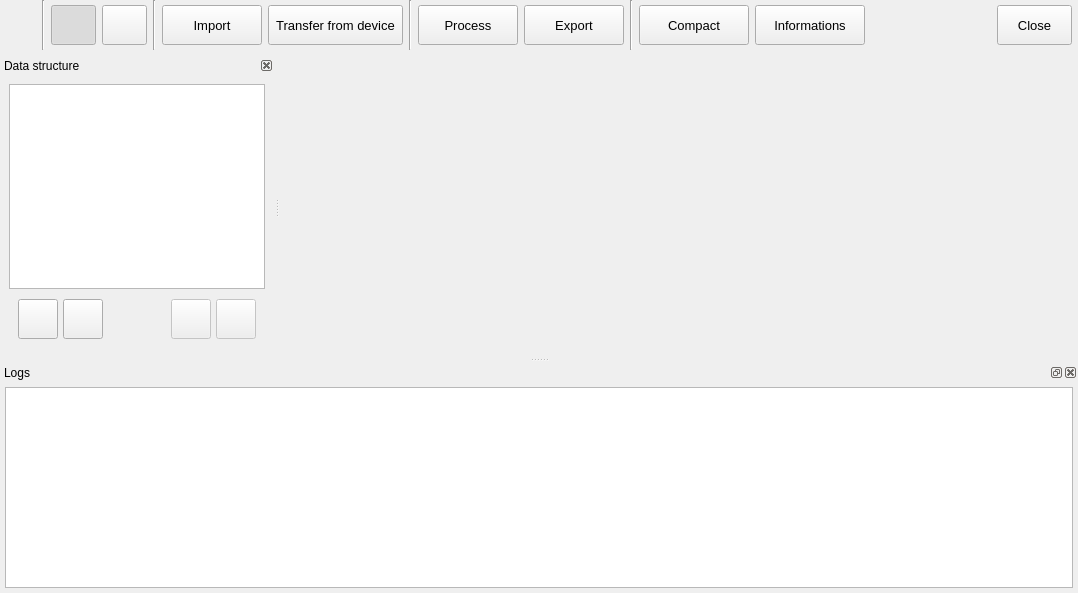
The window that python/resources/ui/MainWindow.ui (introlab/OpenIMU) describes before a commit, drawn with Qt 5.
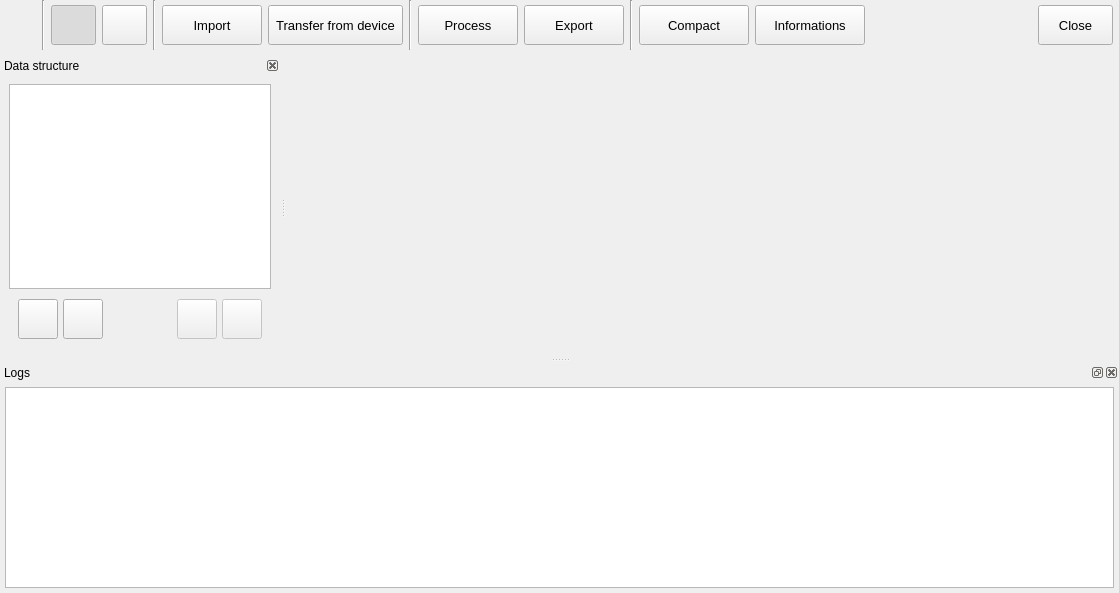
The same window after the commit. Icons and pictures are not drawn. Custom widgets are drawn as their Qt base class.

```diff
--- a/python/resources/ui/MainWindow.ui
+++ b/python/resources/ui/MainWindow.ui
@@ -6,7 +6,7 @@
    <rect>
     <x>0</x>
     <y>0</y>
-    <width>1043</width>
+    <width>1119</width>
     <height>593</height>
    </rect>
   </property>
@@ -26,21 +26,6 @@
    <iconset resource="../core.qrc">
     <normaloff>:/OpenIMU/icons/OpenIMU.png</normaloff>:/OpenIMU/icons/OpenIMU.png</iconset>
   </property>
-  <property name="styleSheet">
-   <string notr="true"/>
-  </property>
-  <property name="documentMode">
-   <bool>false</bool>
-  </property>
-  <property name="dockNestingEnabled">
-   <bool>false</bool>
-  </property>
-  <property name="dockOptions">
-   <set>QMainWindow::AnimatedDocks</set>
-  </property>
-  <property name="unifiedTitleAndToolBarOnMac">
-   <bool>false</bool>
-  </property>
   <widget class="QWidget" name="frmMain">
    <property name="sizePolicy">
     <sizepolicy hsizetype="Preferred" vsizetype="Preferred">
@@ -75,8 +60,8 @@
    </property>
    <property name="minimumSize">
     <size>
-     <width>274</width>
-     <height>180</height>
+     <width>280</width>
+     <height>182</height>
     </size>
    </property>
    <property name="floating">
@@ -406,7 +391,7 @@
    </property>
    <property name="minimumSize">
     <size>
-     <width>1078</width>
+     <width>1119</width>
      <height>50</height>
     </size>
    </property>
```
